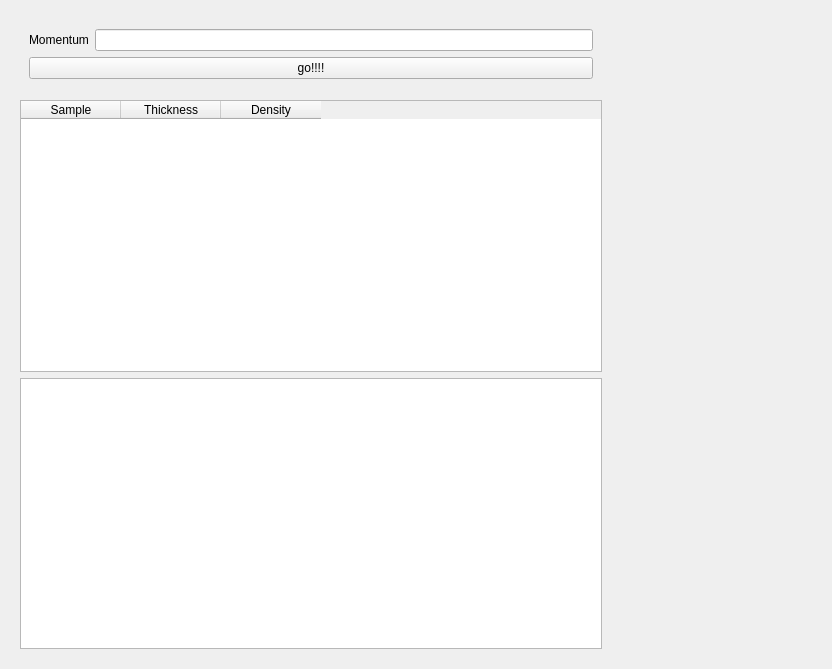
This is src/EVA/gui/trim_fit.ui in ISISMuon/EVA as Qt 5 draws it before an edit. The edited form follows.
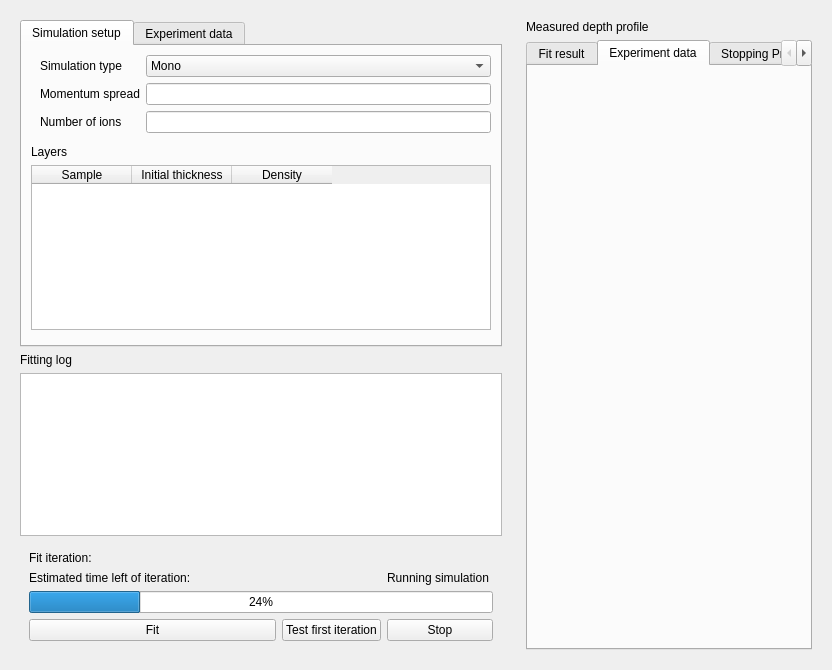
This is the edited form. The open tabs and pages were chosen to show the change. Custom widgets are drawn as their Qt base class.

Commit message: add preliminary version of TRIM fitting

```diff
--- a/src/EVA/gui/trim_fit.ui
+++ b/src/EVA/gui/trim_fit.ui
@@ -7,7 +7,7 @@
     <x>0</x>
     <y>0</y>
     <width>832</width>
-    <height>669</height>
+    <height>670</height>
    </rect>
   </property>
   <property name="windowTitle">
@@ -29,26 +29,58 @@
       </size>
      </property>
      <layout class="QGridLayout" name="gridLayout">
-      <item row="2" column="0">
-       <widget class="QTextEdit" name="result_text_edit"/>
-      </item>
-      <item row="0" column="0">
-       <widget class="QWidget" name="widget" native="true">
-        <layout class="QFormLayout" name="formLayout">
+      <item row="6" column="0">
+       <widget class="QWidget" name="widget_4" native="true">
+        <layout class="QGridLayout" name="gridLayout_2">
+         <item row="4" column="3">
+          <widget class="QPushButton" name="cancel_button">
+           <property name="text">
+            <string>Stop</string>
+           </property>
+          </widget>
+         </item>
+         <item row="4" column="2">
+          <widget class="QPushButton" name="test_simulation_button">
+           <property name="text">
+            <string>Test first iteration</string>
+           </property>
+          </widget>
+         </item>
+         <item row="2" column="0">
+          <widget class="QLabel" name="time_remaining_label">
+           <property name="text">
+            <string>Estimated time left of iteration:</string>
+           </property>
+          </widget>
+         </item>
          <item row="0" column="0">
-          <widget class="QLabel" name="momentum_label">
+          <widget class="QLabel" name="fit_iteration_label">
            <property name="text">
-            <string>Momentum</string>
+            <string>Fit iteration: </string>
            </property>
           </widget>
          </item>
-         <item row="0" column="1">
-          <widget class="QLineEdit" name="momentum_line_edit"/>
+         <item row="3" column="0" colspan="4">
+          <widget class="QProgressBar" name="simulation_progress_bar">
+           <property name="value">
+            <number>24</number>
+           </property>
+          </widget>
          </item>
-         <item row="1" column="0" colspan="2">
+         <item row="2" column="3">
+          <widget class="QLabel" name="simulation_number_label">
+           <property name="text">
+            <string>Running simulation </string>
+           </property>
+           <property name="alignment">
+            <set>Qt::AlignLeading|Qt::AlignLeft|Qt::AlignVCenter</set>
+           </property>
+          </widget>
+         </item>
+         <item row="4" column="0" colspan="2">
           <widget class="QPushButton" name="fit_button">
            <property name="text">
-            <string>go!!!!</string>
+            <string>Fit</string>
            </property>
           </widget>
          </item>
@@ -59,24 +91,185 @@
        </widget>
       </item>
       <item row="1" column="0">
-       <widget class="BaseTable" name="layer_table">
-        <column>
-         <property name="text">
-          <string>Sample</string>
-         </property>
-        </column>
-        <column>
-         <property name="text">
-          <string>Thickness</string>
-         </property>
-        </column>
-        <column>
-         <property name="text">
-          <string>Density</string>
-         </property>
-        </column>
+       <widget class="QLabel" name="label_2">
+        <property name="text">
+         <string>Fitting log</string>
+        </property>
        </widget>
       </item>
+      <item row="0" column="0">
+       <widget class="QTabWidget" name="tabWidget">
+        <property name="currentIndex">
+         <number>0</number>
+        </property>
+        <widget class="QWidget" name="tab">
+         <attribute name="title">
+          <string>Simulation setup</string>
+         </attribute>
+         <layout class="QVBoxLayout" name="verticalLayout_6">
+          <item>
+           <widget class="QWidget" name="widget" native="true">
+            <layout class="QFormLayout" name="formLayout">
+             <property name="topMargin">
+              <number>0</number>
+             </property>
+             <property name="rightMargin">
+              <number>0</number>
+             </property>
+             <property name="bottomMargin">
+              <number>0</number>
+             </property>
+             <item row="0" column="0">
+              <widget class="QLabel" name="label_3">
+               <property name="text">
+                <string>Simulation type</string>
+               </property>
+              </widget>
+             </item>
+             <item row="0" column="1">
+              <widget class="QComboBox" name="sim_type_combo">
+               <item>
+                <property name="text">
+                 <string>Mono</string>
+                </property>
+               </item>
+               <item>
+                <property name="text">
+                 <string>Momentum Spread</string>
+                </property>
+               </item>
+              </widget>
+             </item>
+             <item row="1" column="0">
+              <widget class="QLabel" name="label_4">
+               <property name="text">
+                <string>Momentum spread</string>
+               </property>
+              </widget>
+             </item>
+             <item row="1" column="1">
+              <widget class="QLineEdit" name="momentum_spread_line_edit">
+               <property name="text">
+                <string/>
+               </property>
+              </widget>
+             </item>
+             <item row="2" column="0">
+              <widget class="QLabel" name="label_8">
+               <property name="text">
+                <string>Number of ions</string>
+               </property>
+              </widget>
+             </item>
+             <item row="2" column="1">
+              <widget class="QLineEdit" name="num_ions_line_edit"/>
+             </item>
+             <item row="3" column="0">
+              <widget class="QWidget" name="widget_2" native="true"/>
+             </item>
+            </layout>
+           </widget>
+          </item>
+          <item>
+           <widget class="QLabel" name="label_5">
+            <property name="text">
+             <string>Layers</string>
+            </property>
+           </widget>
+          </item>
+          <item>
+           <widget class="BaseTable" name="layer_table">
+            <property name="enabled">
+             <bool>true</bool>
+            </property>
+            <column>
+             <property name="text">
+              <string>Sample</string>
+             </property>
+            </column>
+            <column>
+             <property name="text">
+              <string>Initial thickness</string>
+             </property>
+            </column>
+            <column>
+             <property name="text">
+              <string>Density</string>
+             </property>
+            </column>
+           </widget>
+          </item>
+          <item>
+           <widget class="QWidget" name="widget_5" native="true">
+            <layout class="QHBoxLayout" name="horizontalLayout_2">
+             <property name="leftMargin">
+              <number>0</number>
+             </property>
+             <property name="topMargin">
+              <number>0</number>
+             </property>
+             <property name="rightMargin">
+              <number>0</number>
+             </property>
+             <property name="bottomMargin">
+              <number>0</number>
+             </property>
+            </layout>
+           </widget>
+          </item>
+         </layout>
+        </widget>
+        <widget class="QWidget" name="tab_3">
+         <attribute name="title">
+          <string>Experiment data</string>
+         </attribute>
+         <layout class="QVBoxLayout" name="verticalLayout_7">
+          <item>
+           <widget class="QWidget" name="widget_6" native="true">
+            <layout class="QHBoxLayout" name="horizontalLayout_3">
+             <property name="leftMargin">
+              <number>0</number>
+             </property>
+             <property name="topMargin">
+              <number>0</number>
+             </property>
+             <property name="rightMargin">
+              <number>0</number>
+             </property>
+             <property name="bottomMargin">
+              <number>0</number>
+             </property>
+             <item>
+              <widget class="QPushButton" name="load_data_button">
+               <property name="text">
+                <string>Load data / Modify</string>
+               </property>
+              </widget>
+             </item>
+             <item>
+              <widget class="QPushButton" name="plot_data_button">
+               <property name="text">
+                <string>Plot data</string>
+               </property>
+              </widget>
+             </item>
+            </layout>
+           </widget>
+          </item>
+          <item>
+           <widget class="BaseTable" name="experiment_data_table">
+            <property name="enabled">
+             <bool>true</bool>
+            </property>
+           </widget>
+          </item>
+         </layout>
+        </widget>
+       </widget>
+      </item>
+      <item row="4" column="0">
+       <widget class="QTextBrowser" name="fit_log_text_browser"/>
+      </item>
      </layout>
     </widget>
    </item>
@@ -84,12 +277,50 @@
     <widget class="QWidget" name="widget_3" native="true">
      <layout class="QVBoxLayout" name="verticalLayout_2">
       <item>
-       <widget class="PlotWidget" name="plot" native="true">
-        <layout class="QVBoxLayout" name="verticalLayout"/>
+       <widget class="QLabel" name="label">
+        <property name="text">
+         <string>Measured depth profile</string>
+        </property>
        </widget>
       </item>
       <item>
-       <widget class="PlotWidget" name="trim_plot" native="true"/>
+       <widget class="QTabWidget" name="trim_results">
+        <property name="currentIndex">
+         <number>0</number>
+        </property>
+        <widget class="QWidget" name="fit_result_tab">
+         <attribute name="title">
+          <string>Fit result</string>
+         </attribute>
+         <layout class="QVBoxLayout" name="verticalLayout_4">
+          <item>
+           <widget class="PlotWidget" name="comparison_plot" native="true"/>
+          </item>
+         </layout>
+        </widget>
+        <widget class="QWidget" name="experiment_data_tab">
+         <attribute name="title">
+          <string>Experiment data</string>
+         </attribute>
+         <layout class="QVBoxLayout" name="verticalLayout_8">
+          <item>
+           <widget class="PlotWidget" name="plot" native="true">
+            <layout class="QVBoxLayout" name="verticalLayout"/>
+           </widget>
+          </item>
+         </layout>
+        </widget>
+        <widget class="QWidget" name="stopping_profiles_tab">
+         <attribute name="title">
+          <string>Stopping Profiles</string>
+         </attribute>
+         <layout class="QVBoxLayout" name="verticalLayout_3">
+          <item>
+           <widget class="QTabWidget" name="stopping_profiles_tab_widget"/>
+          </item>
+         </layout>
+        </widget>
+       </widget>
       </item>
      </layout>
     </widget>
```
Left out of the diff: 3 changed lines with no effect on the pictures. The commit also changes 12 other files.
